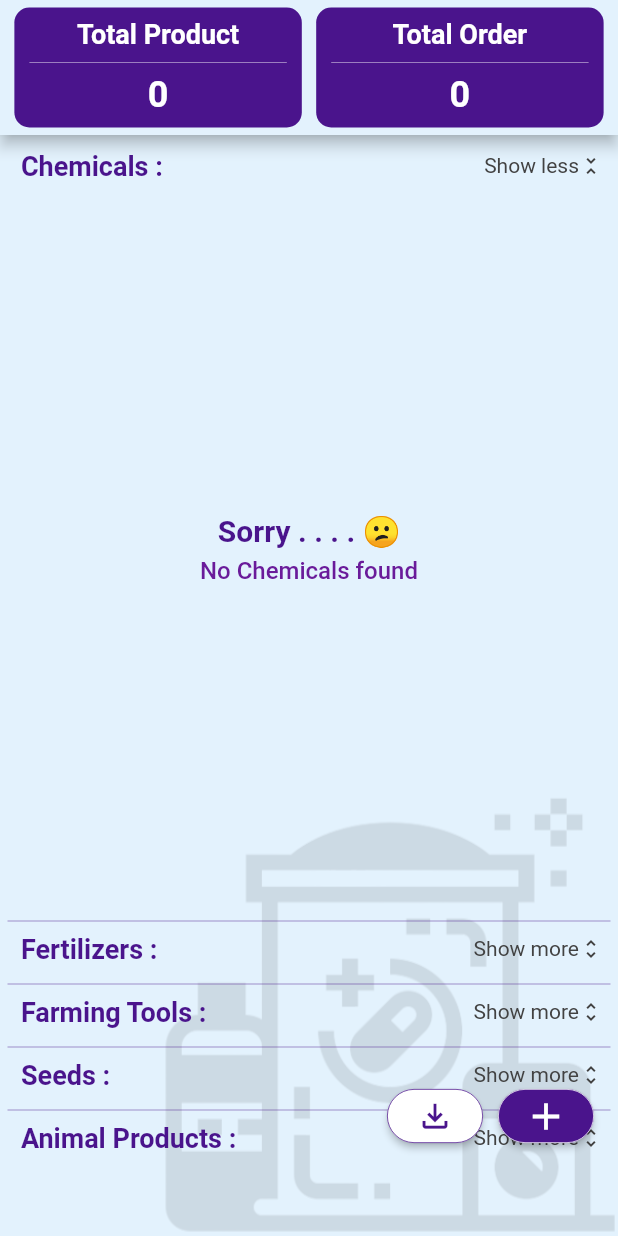
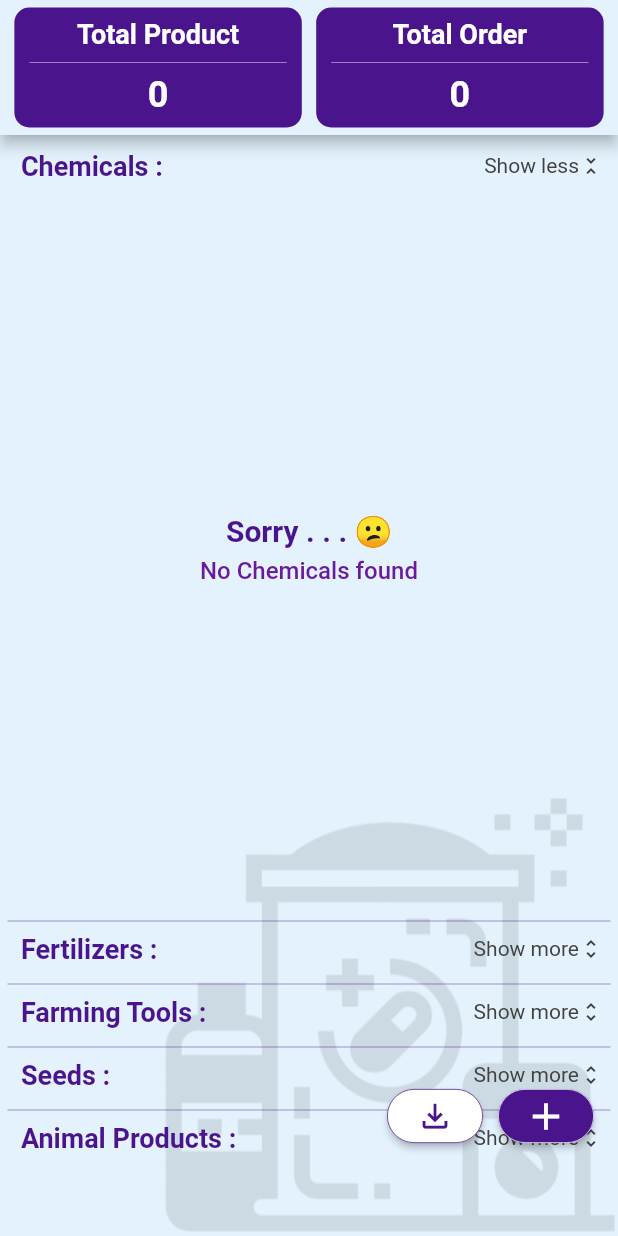
Before and after one commit to IleVaibhav/FarmFuel, a Flutter app: the ProductScreen screen opened directly, after a tap on "Chemicals :", on a phone screen of 412 x 824 dp. Run offline on Flutter 3.47's test engine with Material 2 defaults, Android fonts, the phone set to English and light mode, and no system bars; our stand-ins replace cloud_firestore, curved_navigation_bar, firebase_auth, firebase_core, firebase_database, firebase_storage and 2 more; accounts and stored records are empty.

Commit message:
Project finished.

```diff
--- a/lib/common_widget.dart
+++ b/lib/common_widget.dart
@@ -123,7 +123,7 @@ Widget customGridViewBuilder({
                                 mainAxisAlignment: MainAxisAlignment.center,
                                 children: [
                                     Text(
-                                        "Sorry . . . . 😕",
+                                        "Sorry . . . 😕",
                                         style: TextStyle(
                                             fontSize: 20,
                                             fontWeight: FontWeight.w600,
```
